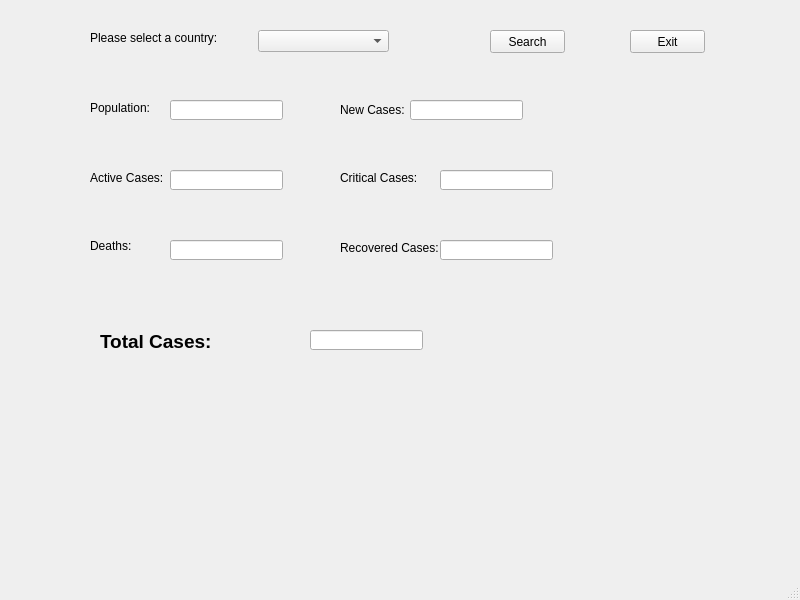
Before: the Qt Designer form mainwindow.ui in dmqnr/2020-Hackathon---COVID-19-Desktop-Application, drawn with Qt 5.
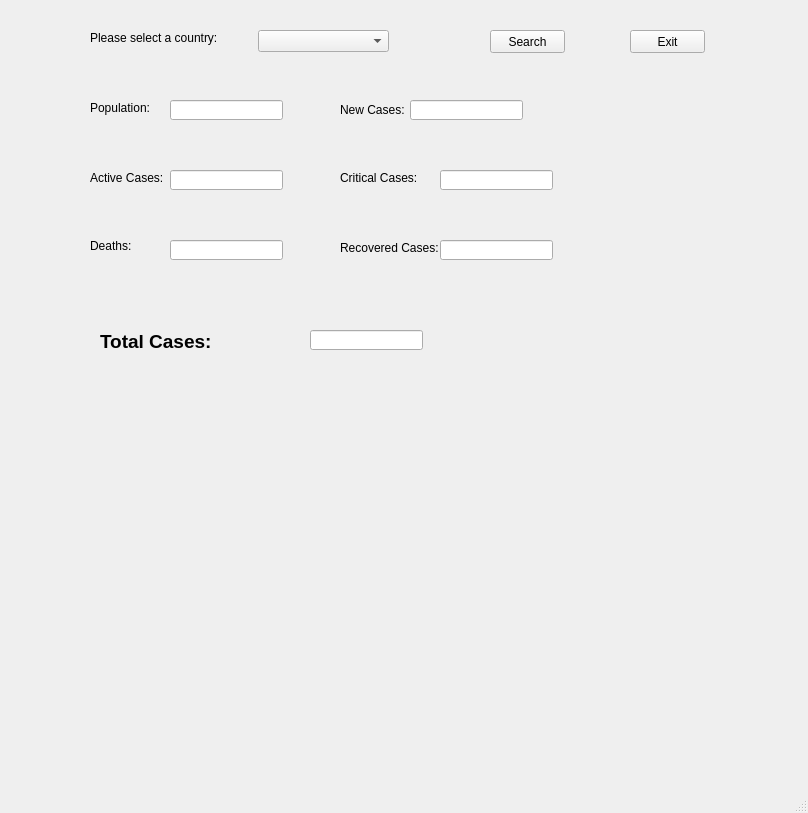
After: the same form once the commit is applied.

What changed in the file:
```diff
--- a/mainwindow.ui
+++ b/mainwindow.ui
@@ -6,8 +6,8 @@
    <rect>
     <x>0</x>
     <y>0</y>
-    <width>800</width>
-    <height>600</height>
+    <width>808</width>
+    <height>813</height>
    </rect>
   </property>
   <property name="windowTitle">
@@ -245,6 +245,22 @@
      <set>Qt::AlignCenter</set>
     </property>
    </widget>
+   <widget class="QLabel" name="map_image">
+    <property name="geometry">
+     <rect>
+      <x>90</x>
+      <y>460</y>
+      <width>651</width>
+      <height>251</height>
+     </rect>
+    </property>
+    <property name="text">
+     <string/>
+    </property>
+    <property name="scaledContents">
+     <bool>true</bool>
+    </property>
+   </widget>
   </widget>
   <widget class="QMenuBar" name="menubar">
    <property name="geometry">
```
Left out of the diff: 2 changed lines with no effect on the pictures.
